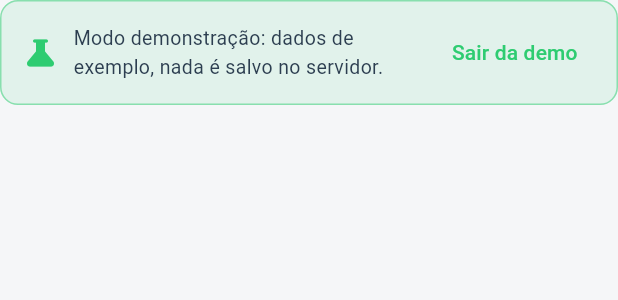
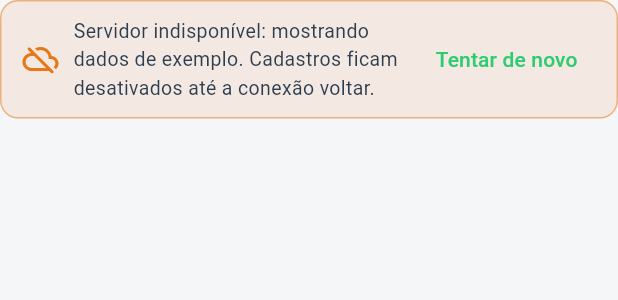
Before and after one commit to MessiasBalieiro/G.R.U, a Flutter app: the AvisoModoDemo widget shown alone on an empty page, opened directly, on a phone screen of 412 x 824 dp. Shown: the top 300 px of the screen. Run offline on Flutter 3.47's test engine with Material 3 defaults, Android fonts, the phone set to English and light mode, and no system bars; our stand-ins replace firebase_auth, firebase_core, flutter_svg, pdf, printing, shared_preferences; accounts and stored records are empty.

Commit message:
Troca modo demonstração por dados de exemplo automáticos quando o servidor falha
Co-Authored-By: Claude Sonnet 5.5 <noreply@anthropic.com>
Claude-Session: https://claude.ai/code/session_015WByiYinWbp9isa5tsxWZ4

```diff
--- a/frontend/gru/lib/data/services/demo_data.dart
+++ b/frontend/gru/lib/data/services/demo_data.dart
@@ -1,6 +1,6 @@
 import '../models/residuo_model.dart';
 
-/// Dados de exemplo do **Modo demonstração** (não dependem do servidor).
+/// Dados de exemplo do de reserva, usados quando o servidor falha.
 class DemoData {
   DemoData._();
 
--- a/frontend/gru/lib/presentantion/screens/workspace/area_trabalho_screen.dart
+++ b/frontend/gru/lib/presentantion/screens/workspace/area_trabalho_screen.dart
@@ -29,7 +29,6 @@ class _AreaTrabalhoScreenState extends State<AreaTrabalhoScreen> {
   final auth = context.watch<AuthProvider>();
   final cargoUsuario = auth.usuario?.cargoUsuario;
   final usuario = auth.usuario;
-  final demo = auth.modoDemo;
 
     return Scaffold(
       backgroundColor: Colors.white,
@@ -73,7 +72,7 @@ class _AreaTrabalhoScreenState extends State<AreaTrabalhoScreen> {
                           child: GruMascot(size: 32),
                         ),
                         SizedBox(width: 12),
-                        Expanded(child: _BarraUsuario(usuario: usuario, demo: demo)),
+                        Expanded(child: _BarraUsuario(usuario: usuario)),
                         SizedBox(width: 8),
                         OutlinedButton.icon(
                           onPressed: _sair,
@@ -173,10 +172,9 @@ class _AreaTrabalhoScreenState extends State<AreaTrabalhoScreen> {
 
 /// "Olá, Nome" + instituição (e selo de demonstração) no topo.
 class _BarraUsuario extends StatelessWidget {
-  const _BarraUsuario({required this.usuario, required this.demo});
+  const _BarraUsuario({required this.usuario});
 
   final UsuarioModel? usuario;
-  final bool demo;
 
   @override
   Widget build(BuildContext context) {
@@ -201,20 +199,6 @@ class _BarraUsuario extends StatelessWidget {
             overflow: TextOverflow.ellipsis,
             style: TextStyle(color: Colors.black54, fontSize: 12),
           ),
-        if (demo)
-          Container(
-            margin: EdgeInsets.only(top: 4),
-            padding: EdgeInsets.symmetric(horizontal: 8, vertical: 2),
-            decoration: BoxDecoration(
-              color: AppColors.green.withValues(alpha: 0.15),
-              borderRadius: BorderRadius.circular(10),
-            ),
-            child: Text('Modo demonstração',
-                style: TextStyle(
-                    color: AppColors.green,
-                    fontSize: 11,
-                    fontWeight: FontWeight.bold)),
-          ),
       ],
     );
   }
--- a/frontend/gru/lib/presentantion/screens/workspace/dashboard_screen.dart
+++ b/frontend/gru/lib/presentantion/screens/workspace/dashboard_screen.dart
@@ -204,7 +204,7 @@ class _DashboardScreenState extends State<DashboardScreen> {
                           accentColor: AppColors.green,
                         ),
                         const SizedBox(height: 16),
-                        if (providerWatchUsuario.modoDemo) ...[
+                        if (providerWatchUsuario.usandoDadosExemplo) ...[
                           const AvisoModoDemo(),
                           const SizedBox(height: 12),
                         ],
@@ -237,7 +237,7 @@ class _DashboardScreenState extends State<DashboardScreen> {
                       accentColor: AppColors.green,
                     ),
                     const SizedBox(height: 16),
-                    if (providerWatchUsuario.modoDemo) ...[
+                    if (providerWatchUsuario.usandoDadosExemplo) ...[
                       const AvisoModoDemo(),
                       const SizedBox(height: 12),
                     ],
--- a/frontend/gru/lib/presentantion/screens/workspace/gerar_relatorio_screen.dart
+++ b/frontend/gru/lib/presentantion/screens/workspace/gerar_relatorio_screen.dart
@@ -55,7 +55,7 @@ class _GerarRelatorioScreenState extends State<GerarRelatorioScreen> {
       final RelatorioDados dados;
       switch (opcao.id) {
         case 'tipos_residuo':
-          final residuos = auth.modoDemo
+          final residuos = auth.usandoDadosExemplo
               ? DemoData.residuos()
               : await RelatorioService.buscarResiduos();
           dados = RelatorioService.tiposResiduo(
--- a/frontend/gru/lib/presentantion/widgets/aviso_modo_demo.dart
+++ b/frontend/gru/lib/presentantion/widgets/aviso_modo_demo.dart
@@ -2,39 +2,44 @@ import 'package:flutter/material.dart';
 import 'package:provider/provider.dart';
 import '../../core/theme/app_colors.dart';
 import '../../providers/auth_provider.dart';
-import '../../routes/app_routes.dart';
 
-/// Faixa que avisa que os dados são de exemplo (modo demonstração).
+/// Faixa exibida quando o servidor falhou e a tela usa dados de exemplo.
 class AvisoModoDemo extends StatelessWidget {
   const AvisoModoDemo({super.key});
 
   @override
   Widget build(BuildContext context) {
+    final auth = context.watch<AuthProvider>();
     return Container(
       padding: const EdgeInsets.symmetric(horizontal: 14, vertical: 10),
       decoration: BoxDecoration(
-        color: AppColors.green.withValues(alpha: 0.10),
+        color: AppColors.orange.withValues(alpha: 0.10),
         borderRadius: BorderRadius.circular(12),
-        border: Border.all(color: AppColors.green.withValues(alpha: 0.5)),
+        border: Border.all(color: AppColors.orange.withValues(alpha: 0.5)),
       ),
       child: Row(
         children: [
-          const Icon(Icons.science_rounded, color: AppColors.green),
+          const Icon(Icons.cloud_off_rounded, color: AppColors.orange),
           const SizedBox(width: 10),
           const Expanded(
             child: Text(
-              'Modo demonstração: dados de exemplo, nada é salvo no servidor.',
+              'Servidor indisponível: mostrando dados de exemplo. '
+              'Cadastros ficam desativados até a conexão voltar.',
               style: TextStyle(fontSize: 13, color: AppColors.dark),
             ),
           ),
-          TextButton(
-            onPressed: () {
-              context.read<AuthProvider>().logout();
-              Navigator.of(context)
-                  .pushNamedAndRemoveUntil(AppRoutes.login, (_) => false);
-            },
-            child: const Text('Sair da demo'),
-          ),
+          if (auth.carregandoConta)
+            const SizedBox(
+              width: 18,
+              height: 18,
+              child: CircularProgressIndicator(
+                  strokeWidth: 2, color: AppColors.orange),
+            )
+          else
+            TextButton(
+              onPressed: () => context.read<AuthProvider>().carregarConta(),
+              child: const Text('Tentar de novo'),
+            ),
         ],
       ),
     );
@@ -42,12 +47,13 @@ class AvisoModoDemo extends StatelessWidget {
 }
 
 /// Avisa (e retorna `true`) quando uma ação que grava no servidor é tentada
-/// no modo demonstração.
+/// enquanto a tela mostra dados de exemplo.
 bool bloquearNaDemo(BuildContext context) {
-  if (!context.read<AuthProvider>().modoDemo) return false;
+  if (!context.read<AuthProvider>().usandoDadosExemplo) return false;
   ScaffoldMessenger.of(context)
     ..hideCurrentSnackBar()
     ..showSnackBar(const SnackBar(
-        content: Text('No modo demonstração os cadastros não são salvos.')));
+        content: Text(
+            'Servidor indisponível: não é possível salvar agora. Tente de novo em instantes.')));
   return true;
 }
```
Also changed, not shown: frontend/gru/lib/presentantion/screens/auth/links_login.dart (+1 -12 lines), frontend/gru/lib/providers/auth_provider.dart (+12 -21 lines).
